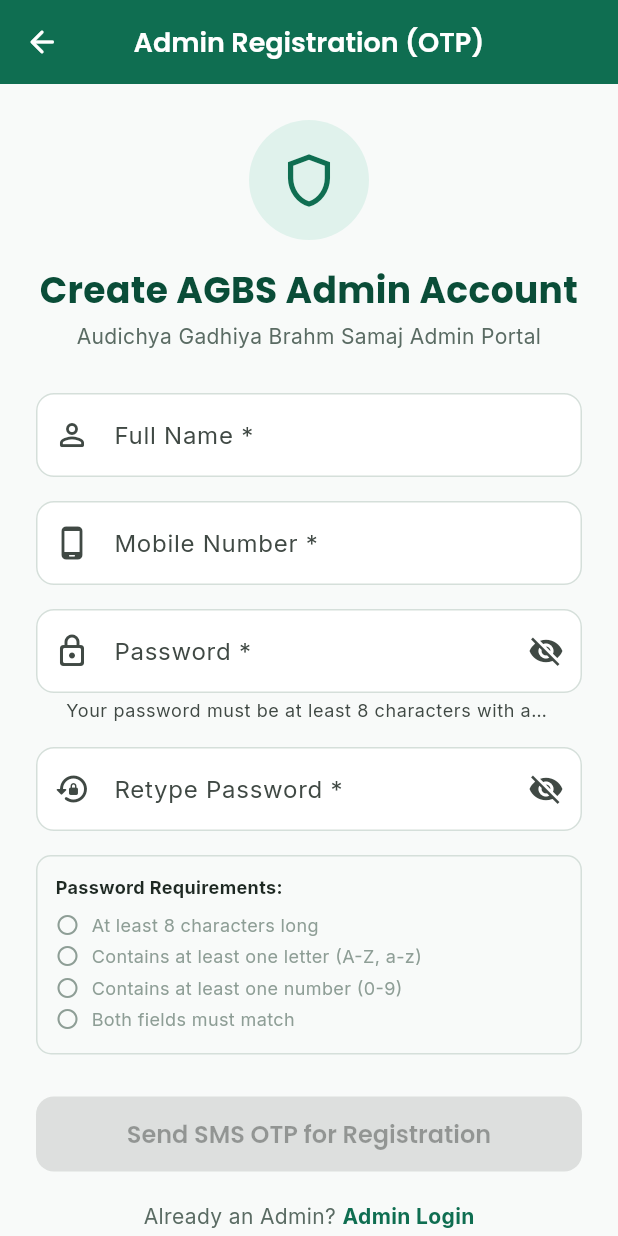
After one commit to tejaspatel2255/agbs-family-registry, a Flutter app: the AdminSignUpScreen screen opened by its route, on a phone screen of 412 x 824 dp. The commit adds this screen. Run offline on Flutter 3.47's test engine with Material 3 defaults, Android fonts, the phone set to English and light mode, and no system bars; our stand-ins replace cached_network_image, flutter_riverpod, go_router, google_fonts, image_picker, supabase_flutter; accounts and stored records are empty; statements that could not run were skipped.

Commit message:
feat: Implement open self-registration model for Admin with OTP verification and role assignment

```diff
--- a/lib/core/router/app_router.dart
+++ b/lib/core/router/app_router.dart
@@ -3,6 +3,7 @@ import 'package:go_router/go_router.dart';
 import '../../features/splash/splash_screen.dart';
 import '../../features/welcome/welcome_screen.dart';
 import '../../features/auth/screens/admin_login_screen.dart';
+import '../../features/auth/screens/admin_signup_screen.dart';
 import '../../features/auth/screens/member_login_screen.dart';
 import '../../features/auth/screens/member_signup_screen.dart';
 import '../../features/auth/screens/member_forgot_password_screen.dart';
@@ -24,6 +25,10 @@ final GoRouter appRouter = GoRouter(
     GoRoute(
       path: '/admin-login',
       builder: (context, state) => const AdminLoginScreen(),
+    ),
+    GoRoute(
+      path: '/admin-signup',
+      builder: (context, state) => const AdminSignUpScreen(),
     ),
     GoRoute(
       path: '/member-login',
--- a/lib/features/auth/providers/auth_provider.dart
+++ b/lib/features/auth/providers/auth_provider.dart
@@ -83,6 +83,7 @@ class AuthNotifier extends StateNotifier<AuthState> {
     required String otp,
     String purpose = 'signup',
     String? fullName,
+    String role = 'member',
   }) async {
     state = state.copyWith(isLoading: true, errorMessage: null);
     try {
@@ -91,6 +92,7 @@ class AuthNotifier extends StateNotifier<AuthState> {
         otp: otp,
         purpose: purpose,
         fullName: fullName,
+        role: role,
       );
       if (response.user != null) {
         final profile = await _repository.getUserProfile(response.user!.id);
--- a/lib/features/auth/repositories/auth_repository.dart
+++ b/lib/features/auth/repositories/auth_repository.dart
@@ -53,6 +53,7 @@ class AuthRepository {
     String purpose = 'signup',
     String? fullName,
     String? password,
+    String role = 'member',
   }) async {
     final email = _mobileToEmail(mobile);
     final userPassword = password ?? 'BrevoOTP#${mobile.trim()}#SecretKey2026';
@@ -65,6 +66,7 @@ class AuthRepository {
           'otp': otp.trim(),
           'purpose': purpose,
           'full_name': fullName,
+          'role': role,
         },
       );
 
@@ -90,7 +92,7 @@ class AuthRepository {
         await _client.from('profiles').upsert({
           'id': response.user!.id,
           'mobile_number': mobile.trim(),
-          'role': 'member',
+          'role': role,
           'full_name': fullName.trim(),
         });
       }
@@ -102,7 +104,7 @@ class AuthRepository {
           email: email,
           password: userPassword,
           data: {
-            'full_name': fullName ?? 'Member',
+            'full_name': fullName ?? (role == 'admin' ? 'Admin' : 'Member'),
             'mobile_number': mobile.trim(),
           },
         );
@@ -111,8 +113,8 @@ class AuthRepository {
           await _client.from('profiles').upsert({
             'id': signUpRes.user!.id,
             'mobile_number': mobile.trim(),
-            'role': 'member',
-            'full_name': fullName ?? 'Member',
+            'role': role,
+            'full_name': fullName ?? (role == 'admin' ? 'Admin' : 'Member'),
           });
         }
         return signUpRes;
--- a/lib/features/auth/screens/admin_login_screen.dart
+++ b/lib/features/auth/screens/admin_login_screen.dart
@@ -180,6 +180,30 @@ class _AdminLoginScreenState extends ConsumerState<AdminLoginScreen> {
                           )
                         : const Text('Login as Admin'),
                   ),
+
+                  const SizedBox(height: 20),
+
+                  Row(
+                    mainAxisAlignment: MainAxisAlignment.center,
+                    children: [
+                      Text(
+                        'New Admin? ',
+                        style: GoogleFonts.inter(color: AppColors.textSecondary),
+                      ),
+                      GestureDetector(
+                        onTap: () {
+                          context.push('/admin-signup');
+                        },
+                        child: Text(
+                          'Register Here',
+                          style: GoogleFonts.inter(
+                            color: AppColors.primary,
+                            fontWeight: FontWeight.bold,
+                          ),
+                        ),
+                      ),
+                    ],
+                  ),
                 ],
               ),
             ),
--- /dev/null
+++ b/lib/features/auth/screens/admin_signup_screen.dart
@@ -0,0 +1,476 @@
+import 'dart:async';
+import 'package:flutter/material.dart';
+import 'package:flutter_riverpod/flutter_riverpod.dart';
+import 'package:go_router/go_router.dart';
+import 'package:google_fonts/google_fonts.dart';
+import '../../../core/theme/app_colors.dart';
+import '../providers/auth_provider.dart';
+
+class AdminSignUpScreen extends ConsumerStatefulWidget {
+  const AdminSignUpScreen({super.key});
+
+  @override
+  ConsumerState<AdminSignUpScreen> createState() => _AdminSignUpScreenState();
+}
+
+class _AdminSignUpScreenState extends ConsumerState<AdminSignUpScreen> {
+  final _formKey = GlobalKey<FormState>();
+  final _fullNameController = TextEditingController();
+  final _mobileController = TextEditingController();
+  final _passwordController = TextEditingController();
+  final _confirmPasswordController = TextEditingController();
+  final _otpController = TextEditingController();
+
+  bool _obscurePassword = true;
+  bool _obscureConfirmPassword = true;
+  bool _otpSent = false;
+  int _cooldownSeconds = 0;
+  Timer? _cooldownTimer;
+
+  @override
+  void dispose() {
+    _fullNameController.dispose();
+    _mobileController.dispose();
+    _passwordController.dispose();
+    _confirmPasswordController.dispose();
+    _otpController.dispose();
+    _cooldownTimer?.cancel();
+    super.dispose();
+  }
+
+  void _startCooldownTimer() {
+    setState(() => _cooldownSeconds = 60);
+    _cooldownTimer?.cancel();
+    _cooldownTimer = Timer.periodic(const Duration(seconds: 1), (timer) {
+      if (_cooldownSeconds > 0) {
+        setState(() => _cooldownSeconds--);
+      } else {
+        _cooldownTimer?.cancel();
+      }
+    });
+  }
+
+  bool _hasMinLength(String p) => p.length >= 8;
+  bool _hasLetter(String p) => RegExp(r'[a-zA-Z]').hasMatch(p);
+  bool _hasDigit(String p) => RegExp(r'[0-9]').hasMatch(p);
+
+  bool get _isPasswordValid {
+    final p = _passwordController.text.trim();
+    final c = _confirmPasswordController.text.trim();
+    return _hasMinLength(p) && _hasLetter(p) && _hasDigit(p) && p == c && c.isNotEmpty;
+  }
+
+  Future<void> _handleSendOtp() async {
+    if (!_formKey.currentState!.validate()) return;
+    if (!_isPasswordValid) return;
+
+    final mobile = _mobileController.text.trim();
+    final res = await ref.read(authStateProvider.notifier).sendOtp(mobile, purpose: 'signup');
+
+    if (res['success'] == true && mounted) {
+      setState(() => _otpSent = true);
+      _startCooldownTimer();
+
+      ScaffoldMessenger.of(context).showSnackBar(
+        SnackBar(
+          content: Text(res['message'] ?? 'OTP sent to $mobile'),
+          backgroundColor: AppColors.success,
+          duration: const Duration(seconds: 10),
+        ),
+      );
+    }
+  }
+
+  Future<void> _handleVerifyOtpAndSignUp() async {
+    if (_otpController.text.trim().length != 6) {
+      ScaffoldMessenger.of(context).showSnackBar(
+        const SnackBar(
+          content: Text('Please enter the 6-digit OTP received on your mobile'),
+          backgroundColor: AppColors.error,
+        ),
+      );
+      return;
+    }
+
+    final success = await ref.read(authStateProvider.notifier).verifyOtpAndLogin(
+          mobile: _mobileController.text.trim(),
+          otp: _otpController.text.trim(),
+          purpose: 'signup',
+          fullName: _fullNameController.text.trim(),
+          role: 'admin',
+        );
+
+    if (success && mounted) {
+      context.go('/admin-dashboard');
+    }
+  }
+
+  @override
+  Widget build(BuildContext context) {
+    final authState = ref.watch(authStateProvider);
+
+    return Scaffold(
+      appBar: AppBar(
+        title: Text(_otpSent ? 'Verify Admin OTP' : 'Admin Registration (OTP)'),
+        leading: IconButton(
+          icon: const Icon(Icons.arrow_back_rounded),
+          onPressed: () {
+            if (_otpSent) {
+              setState(() => _otpSent = false);
+            } else {
+              context.pop();
+            }
+          },
+        ),
+      ),
+      body: SafeArea(
+        child: SingleChildScrollView(
+          padding: const EdgeInsets.all(24.0),
+          child: Form(
+            key: _formKey,
+            child: Column(
+              crossAxisAlignment: CrossAxisAlignment.stretch,
+              children: [
+                Center(
+                  child: Container(
+                    width: 80,
+                    height: 80,
+                    decoration: const BoxDecoration(
+                      color: AppColors.primaryContainer,
+                      shape: BoxShape.circle,
+                    ),
+                    child: Icon(
+                      _otpSent ? Icons.mark_email_read_rounded : Icons.shield_outlined,
+                      size: 42,
+                      color: AppColors.primary,
+                    ),
+                  ),
+                ),
+                const SizedBox(height: 16),
+
+                Text(
+                  _otpSent ? 'Enter 6-Digit OTP' : 'Create AGBS Admin Account',
+                  textAlign: TextAlign.center,
+                  style: GoogleFonts.poppins(
+                    fontSize: 24,
+                    fontWeight: FontWeight.bold,
+                    color: AppColors.primaryDark,
+                  ),
+                ),
+
+                const SizedBox(height: 4),
+
+                Text(
+                  _otpSent
+                      ? 'OTP sent via Brevo SMS to +91 ${_mobileController.text}'
+                      : 'Audichya Gadhiya Brahm Samaj Admin Portal',
+                  textAlign: TextAlign.center,
+                  style: GoogleFonts.inter(
+                    fontSize: 14,
+                    color: AppColors.textSecondary,
+                  ),
+                ),
+
+                const SizedBox(height: 28),
+
+                if (authState.errorMessage != null)
+                  Container(
+                    padding: const EdgeInsets.all(12),
+                    margin: const EdgeInsets.only(bottom: 20),
+                    decoration: BoxDecoration(
+                      color: AppColors.error.withOpacity(0.1),
+                      borderRadius: BorderRadius.circular(10),
+                      border: Border.all(color: AppColors.error.withOpacity(0.3)),
+                    ),
+                    child: Text(
+                      authState.errorMessage!,
+                      style: const TextStyle(color: AppColors.error, fontSize: 13),
+                      textAlign: TextAlign.center,
+                    ),
+                  ),
+
+                if (!_otpSent) ...[
+                  // Step 1: Admin Registration Form
+                  TextFormField(
+                    controller: _fullNameController,
+                    textCapitalization: TextCapitalization.words,
+                    decoration: const InputDecoration(
+                      labelText: 'Full Name *',
+                      hintText: 'Enter your full name',
+                      prefixIcon: Icon(Icons.person_outline_rounded),
+                    ),
+                    validator: (val) {
+                      if (val == null || val.trim().isEmpty) {
+                        return 'Full name is required';
+                      }
+                      return null;
+                    },
+                  ),
+
+                  const SizedBox(height: 16),
+
+                  TextFormField(
+                    controller: _mobileController,
+                    keyboardType: TextInputType.phone,
+                    maxLength: 10,
+                    decoration: const InputDecoration(
+                      labelText: 'Mobile Number *',
+                      hintText: '10-digit mobile number',
+                      prefixIcon: Icon(Icons.phone_android_rounded),
+                      counterText: '',
+                    ),
+                    validator: (val) {
+                      if (val == null || val.trim().length != 10) {
+                        return 'Please enter a valid 10-digit mobile number';
+                      }
+                      return null;
+                    },
+                  ),
+
+                  const SizedBox(height: 16),
+
+                  TextFormField(
+                    controller: _passwordController,
+                    obscureText: _obscurePassword,
+                    onChanged: (_) => setState(() {}),
+                    decoration: InputDecoration(
+                      labelText: 'Password *',
+                      hintText: 'Minimum 8 characters',
+                      helperText: 'Your password must be at least 8 characters with a letter and a number.',
+                      prefixIcon: const Icon(Icons.lock_outline_rounded),
+                      suffixIcon: IconButton(
+                        icon: Icon(
+                          _obscurePassword ? Icons.visibility_off : Icons.visibility,
+                        ),
+                        onPressed: () {
+                          setState(() {
+                            _obscurePassword = !_obscurePassword;
+                          });
+                        },
+                      ),
+                    ),
+                    validator: (val) {
+                      if (val == null || val.isEmpty) {
+                        return 'Password is required';
+                      }
+                      if (!_hasMinLength(val)) {
+                        return 'Password must be at least 8 characters';
+                      }
+                      if (!_hasLetter(val)) {
+                        return 'Password must contain at least one letter';
+                      }
+                      if (!_hasDigit(val)) {
+                        return 'Password must contain at least one number';
+                      }
+                      return null;
+                    },
+                  ),
+
+                  const SizedBox(height: 16),
+
+                  TextFormField(
+                    controller: _confirmPasswordController,
+                    obscureText: _obscureConfirmPassword,
+                    onChanged: (_) => setState(() {}),
+                    decoration: InputDecoration(
+                      labelText: 'Retype Password *',
+                      hintText: 'Retype your password',
+                      prefixIcon: const Icon(Icons.lock_reset_rounded),
+                      suffixIcon: IconButton(
+                        icon: Icon(
+                          _obscureConfirmPassword ? Icons.visibility_off : Icons.visibility,
+                        ),
+                        onPressed: () {
+                          setState(() {
+                            _obscureConfirmPassword = !_obscureConfirmPassword;
+                          });
+                        },
+                      ),
+                    ),
+                    validator: (val) {
+                      if (val == null || val.isEmpty) {
+                        return 'Please retype your password';
+                      }
+                      if (val != _passwordController.text) {
+                        return 'Passwords do not match';
+                      }
+                      return null;
+                    },
+                  ),
+
+                  const SizedBox(height: 16),
+
+                  // Password Requirements Card
+                  Container(
+                    padding: const EdgeInsets.all(12),
+                    decoration: BoxDecoration(
+                      color: AppColors.background,
+                      borderRadius: BorderRadius.circular(10),
+                      border: Border.all(color: AppColors.border),
+                    ),
+                    child: Column(
+                      crossAxisAlignment: CrossAxisAlignment.start,
+                      children: [
+                        Text(
+                          'Password Requirements:',
+                          style: GoogleFonts.inter(
+                            fontSize: 12,
+                            fontWeight: FontWeight.bold,
+                            color: AppColors.textPrimary,
+                          ),
+                        ),
+                        const SizedBox(height: 6),
+                        _buildRuleItem(
+                          'At least 8 characters long',
+                          _hasMinLength(_passwordController.text),
+                        ),
+                        _buildRuleItem(
+                          'Contains at least one letter (A-Z, a-z)',
+                          _hasLetter(_passwordController.text),
+                        ),
+                        _buildRuleItem(
+                          'Contains at least one number (0-9)',
+                          _hasDigit(_passwordController.text),
+                        ),
+                        _buildRuleItem(
+                          'Both fields must match',
+                          _passwordController.text.isNotEmpty &&
+                              _passwordController.text == _confirmPasswordController.text,
+                        ),
+                      ],
+                    ),
+                  ),
+
+                  const SizedBox(height: 28),
+
+                  ElevatedButton(
+                    style: ElevatedButton.styleFrom(
+                      backgroundColor: AppColors.primary,
+                    ),
+                    onPressed: (_isPasswordValid && !authState.isLoading) ? _handleSendOtp : null,
+                    child: authState.isLoading
+                        ? const SizedBox(
+                            width: 24,
+                            height: 24,
+                            child: CircularProgressIndicator(
+                              color: Colors.white,
+                              strokeWidth: 2.5,
+                            ),
+                          )
+                        : const Text('Send SMS OTP for Registration'),
+                  ),
+                ] else ...[
+                  // Step 2: OTP Verification Screen
+                  TextFormField(
+                    controller: _otpController,
+                    keyboardType: TextInputType.number,
+                    maxLength: 6,
+                    textAlign: TextAlign.center,
+                    style: GoogleFonts.poppins(
+                      fontSize: 22,
+                      letterSpacing: 8,
+                      fontWeight: FontWeight.bold,
+                    ),
+                    decoration: const InputDecoration(
+                      labelText: '6-Digit Verification Code',
+                      hintText: '______',
+                      prefixIcon: Icon(Icons.security_rounded),
+                      counterText: '',
+                    ),
+                  ),
+
+                  const SizedBox(height: 24),
+
+                  ElevatedButton(
+                    style: ElevatedButton.styleFrom(
+                      backgroundColor: AppColors.primary,
+                    ),
+                    onPressed: authState.isLoading ? null : _handleVerifyOtpAndSignUp,
+                    child: authState.isLoading
+                        ? const SizedBox(
+                            width: 24,
+                            height: 24,
+                            child: CircularProgressIndicator(
+                              color: Colors.white,
+                              strokeWidth: 2.5,
+                            ),
+                          )
+                        : const Text('Verify OTP & Complete Admin Registration'),
+                  ),
+
+                  const SizedBox(height: 20),
+
+                  // Resend Timer
+                  Center(
+                    child: _cooldownSeconds > 0
+                        ? Text(
+                            'Resend OTP in ${_cooldownSeconds}s',
+                            style: GoogleFonts.inter(
+                              color: AppColors.textMuted,
+                              fontWeight: FontWeight.w500,
+                            ),
+                          )
+                        : TextButton.icon(
+                            onPressed: authState.isLoading ? null : _handleSendOtp,
+                            icon: const Icon(Icons.refresh_rounded, size: 18),
+                            label: const Text('Resend OTP'),
+                          ),
+                  ),
+                ],
+
+                const SizedBox(height: 20),
+
+                Row(
+                  mainAxisAlignment: MainAxisAlignment.center,
+                  children: [
+                    Text(
+                      'Already an Admin? ',
+                      style: GoogleFonts.inter(color: AppColors.textSecondary),
+                    ),
+                    GestureDetector(
+                      onTap: () {
+                        context.pushReplacement('/admin-login');
+                      },
+                      child: Text(
+                        'Admin Login',
+                        style: GoogleFonts.inter(
+                          color: AppColors.primary,
+                          fontWeight: FontWeight.bold,
+                        ),
+                      ),
+                    ),
+                  ],
+                ),
+              ],
+            ),
+          ),
+        ),
+      ),
+    );
+  }
+
+  Widget _buildRuleItem(String text, bool isMet) {
+    return Padding(
+      padding: const EdgeInsets.symmetric(vertical: 2.0),
+      child: Row(
+        children: [
+          Icon(
+            isMet ? Icons.check_circle_rounded : Icons.radio_button_unchecked_rounded,
+            size: 16,
+            color: isMet ? AppColors.success : AppColors.textMuted,
+          ),
+          const SizedBox(width: 8),
+          Expanded(
+            child: Text(
+              text,
+              style: GoogleFonts.inter(
+                fontSize: 12,
+                color: isMet ? AppColors.textPrimary : AppColors.textMuted,
+              ),
+            ),
+          ),
+        ],
+      ),
+    );
+  }
+}
```
Also changed, not shown: 1 other file.
